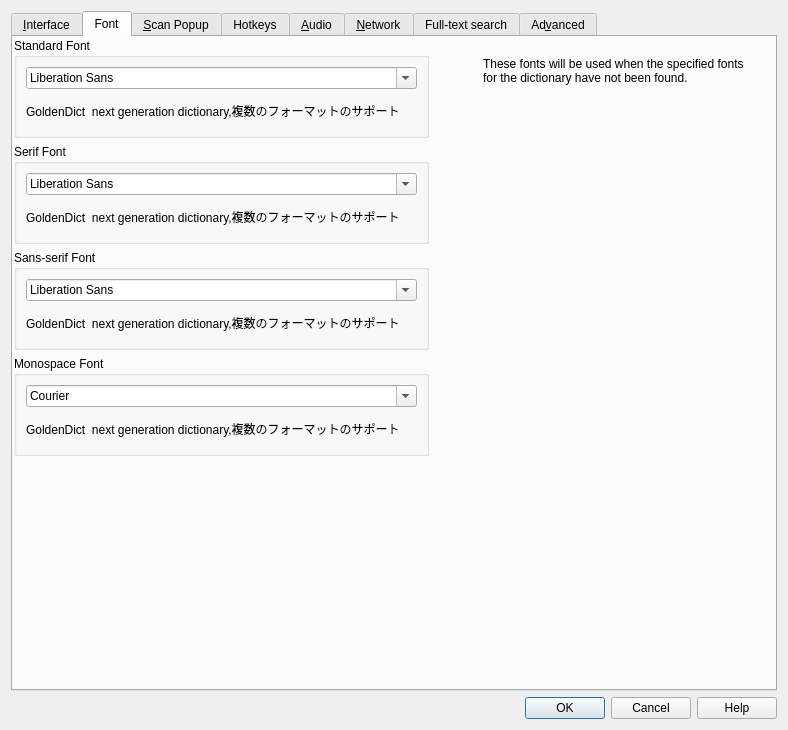
Before: the Qt Designer form src/ui/preferences.ui in xiaoyifang/goldendict-ng, drawn with Qt 5.
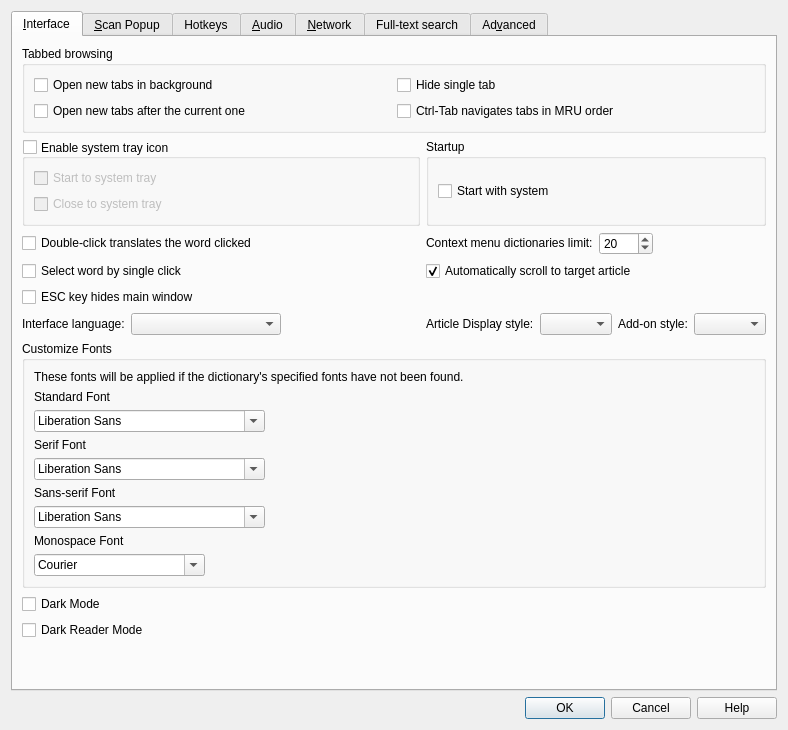
After: the same form once the commit is applied. The open tabs and pages were chosen to show the change. Icons and pictures are not drawn. Custom widgets are drawn as their Qt base class.

Commit message: feat: custom font layout adjustment

```diff
--- a/src/ui/preferences.ui
+++ b/src/ui/preferences.ui
@@ -259,7 +259,7 @@
          </layout>
         </widget>
        </item>
-       <item row="19" column="0" colspan="2">
+       <item row="18" column="0" colspan="2">
         <spacer name="verticalSpacer">
          <property name="orientation">
           <enum>Qt::Vertical</enum>
@@ -274,6 +274,96 @@
        </item>
        <item row="9" column="0" colspan="2">
         <layout class="QVBoxLayout" name="verticalLayout_16">
+         <item>
+          <widget class="QGroupBox" name="groupBox_10">
+           <property name="title">
+            <string>Customize Fonts</string>
+           </property>
+           <layout class="QVBoxLayout" name="verticalLayout_17">
+            <item>
+             <widget class="QLabel" name="label_7">
+              <property name="text">
+               <string>These fonts will be applied if the dictionary's specified fonts have not been found.</string>
+              </property>
+              <property name="wordWrap">
+               <bool>true</bool>
+              </property>
+             </widget>
+            </item>
+            <item>
+             <widget class="QLabel" name="label_16">
+              <property name="text">
+               <string>Standard Font</string>
+              </property>
+             </widget>
+            </item>
+            <item>
+             <widget class="QFontComboBox" name="font_standard">
+              <property name="sizePolicy">
+               <sizepolicy hsizetype="Fixed" vsizetype="Fixed">
+                <horstretch>0</horstretch>
+                <verstretch>0</verstretch>
+               </sizepolicy>
+              </property>
+             </widget>
+            </item>
+            <item>
+             <widget class="QLabel" name="label_21">
+              <property name="text">
+               <string>Serif Font</string>
+              </property>
+             </widget>
+            </item>
+            <item>
+             <widget class="QFontComboBox" name="font_serif">
+              <property name="sizePolicy">
+               <sizepolicy hsizetype="Fixed" vsizetype="Fixed">
+                <horstretch>0</horstretch>
+                <verstretch>0</verstretch>
+               </sizepolicy>
+              </property>
+             </widget>
+            </item>
+            <item>
+             <widget class="QLabel" name="label_26">
+              <property name="text">
+               <string>Sans-serif Font</string>
+              </property>
+             </widget>
+            </item>
+            <item>
+             <widget class="QFontComboBox" name="font_sans">
+              <property name="sizePolicy">
+               <sizepolicy hsizetype="Fixed" vsizetype="Fixed">
+                <horstretch>0</horstretch>
+                <verstretch>0</verstretch>
+               </sizepolicy>
+              </property>
+             </widget>
+            </item>
+            <item>
+             <widget class="QLabel" name="label_27">
+              <property name="text">
+               <string>Monospace Font</string>
+              </property>
+             </widget>
+            </item>
+            <item>
+             <widget class="QFontComboBox" name="font_monospace">
+              <property name="sizePolicy">
+               <sizepolicy hsizetype="Fixed" vsizetype="Fixed">
+                <horstretch>0</horstretch>
+                <verstretch>0</verstretch>
+               </sizepolicy>
+              </property>
+              <property name="fontFilters">
+               <set>QFontComboBox::MonospacedFonts</set>
+              </property>
+             </widget>
+            </item>
+           </layout>
+          </widget>
+         </item>
          <item>
           <widget class="QCheckBox" name="darkMode">
            <property name="toolTip">
@@ -371,225 +461,6 @@
        </item>
       </layout>
      </widget>
-     <widget class="QWidget" name="tab_font">
-      <property name="maximumSize">
-       <size>
-        <width>763</width>
-        <height>16777215</height>
-       </size>
-      </property>
-      <attribute name="icon">
-       <iconset resource="../../resources.qrc">
-        <normaloff>:/icons/font.svg</normaloff>:/icons/font.svg</iconset>
-      </attribute>
-      <attribute name="title">
-       <string>Font</string>
-      </attribute>
-      <widget class="QGroupBox" name="groupBox_5">
-       <property name="geometry">
-        <rect>
-         <x>1</x>
-         <y>1</y>
-         <width>415</width>
-         <height>100</height>
-        </rect>
-       </property>
-       <property name="sizePolicy">
-        <sizepolicy hsizetype="Preferred" vsizetype="Fixed">
-         <horstretch>0</horstretch>
-         <verstretch>0</verstretch>
-        </sizepolicy>
-       </property>
-       <property name="minimumSize">
-        <size>
-         <width>0</width>
-         <height>100</height>
-        </size>
-       </property>
-       <property name="title">
-        <string>Standard Font</string>
-       </property>
-       <layout class="QVBoxLayout" name="verticalLayout_24">
-        <item>
-         <widget class="QFontComboBox" name="font_standard">
-          <property name="sizePolicy">
-           <sizepolicy hsizetype="Preferred" vsizetype="Fixed">
-            <horstretch>0</horstretch>
-            <verstretch>0</verstretch>
-           </sizepolicy>
-          </property>
-         </widget>
-        </item>
-        <item>
-         <widget class="QLabel" name="text_standard">
-          <property name="text">
-           <string notr="true">GoldenDict  next generation dictionary,複数のフォーマットのサポート</string>
-          </property>
-         </widget>
-        </item>
-       </layout>
-      </widget>
-      <widget class="QGroupBox" name="groupBox_9">
-       <property name="geometry">
-        <rect>
-         <x>1</x>
-         <y>319</y>
-         <width>415</width>
-         <height>100</height>
-        </rect>
-       </property>
-       <property name="sizePolicy">
-        <sizepolicy hsizetype="Preferred" vsizetype="Fixed">
-         <horstretch>0</horstretch>
-         <verstretch>0</verstretch>
-        </sizepolicy>
-       </property>
-       <property name="minimumSize">
-        <size>
-         <width>0</width>
-         <height>100</height>
-        </size>
-       </property>
-       <property name="title">
-        <string>Monospace Font</string>
-       </property>
-       <layout class="QVBoxLayout" name="verticalLayout_20">
-        <item>
-         <widget class="QFontComboBox" name="font_monospace">
-          <property name="sizePolicy">
-           <sizepolicy hsizetype="Preferred" vsizetype="Fixed">
-            <horstretch>0</horstretch>
-            <verstretch>0</verstretch>
-           </sizepolicy>
-          </property>
-          <property name="fontFilters">
-           <set>QFontComboBox::MonospacedFonts</set>
-          </property>
-         </widget>
-        </item>
-        <item>
-         <widget class="QLabel" name="text_monospace">
-          <property name="text">
-           <string notr="true">GoldenDict  next generation dictionary,複数のフォーマットのサポート</string>
-          </property>
-         </widget>
-        </item>
-       </layout>
-      </widget>
-      <widget class="QGroupBox" name="groupBox_7">
-       <property name="geometry">
-        <rect>
-         <x>1</x>
-         <y>107</y>
-         <width>415</width>
-         <height>100</height>
-        </rect>
-       </property>
-       <property name="sizePolicy">
-        <sizepolicy hsizetype="Preferred" vsizetype="Fixed">
-         <horstretch>0</horstretch>
-         <verstretch>0</verstretch>
-        </sizepolicy>
-       </property>
-       <property name="minimumSize">
-        <size>
-         <width>0</width>
-         <height>100</height>
-        </size>
-       </property>
-       <property name="title">
-        <string>Serif Font</string>
-       </property>
-       <layout class="QVBoxLayout" name="verticalLayout_23">
-        <item>
-         <widget class="QFontComboBox" name="font_serif">
-          <property name="sizePolicy">
-           <sizepolicy hsizetype="Preferred" vsizetype="Fixed">
-            <horstretch>0</horstretch>
-            <verstretch>0</verstretch>
-           </sizepolicy>
-          </property>
-         </widget>
-        </item>
-        <item>
-         <widget class="QLabel" name="text_serif">
-          <property name="text">
-           <string notr="true">GoldenDict  next generation dictionary,複数のフォーマットのサポート</string>
-          </property>
-         </widget>
-        </item>
-       </layout>
-      </widget>
-      <widget class="QGroupBox" name="groupBox_8">
-       <property name="geometry">
-        <rect>
-         <x>1</x>
-         <y>213</y>
-         <width>415</width>
-         <height>100</height>
-        </rect>
-       </property>
-       <property name="sizePolicy">
-        <sizepolicy hsizetype="Preferred" vsizetype="Fixed">
-         <horstretch>0</horstretch>
-         <verstretch>0</verstretch>
-        </sizepolicy>
-       </property>
-       <property name="minimumSize">
-        <size>
-         <width>0</width>
-         <height>100</height>
-        </size>
-       </property>
-       <property name="title">
-        <string>Sans-serif Font</string>
-       </property>
-       <layout class="QVBoxLayout" name="verticalLayout_22">
-        <item>
-         <widget class="QFontComboBox" name="font_sans">
-          <property name="sizePolicy">
-           <sizepolicy hsizetype="Preferred" vsizetype="Fixed">
-            <horstretch>0</horstretch>
-            <verstretch>0</verstretch>
-           </sizepolicy>
-          </property>
-         </widget>
-        </item>
-        <item>
-         <widget class="QLabel" name="text_sans">
-          <property name="text">
-           <string notr="true">GoldenDict  next generation dictionary,複数のフォーマットのサポート</string>
-          </property>
-         </widget>
-        </item>
-       </layout>
-      </widget>
-      <widget class="QLabel" name="label_7">
-       <property name="geometry">
-        <rect>
-         <x>470</x>
-         <y>20</y>
-         <width>261</width>
-         <height>201</height>
-        </rect>
-       </property>
-       <property name="text">
-        <string>These fonts will be used when the specified fonts for the dictionary have not been found.</string>
-       </property>
-       <property name="textFormat">
-        <enum>Qt::MarkdownText</enum>
-       </property>
-       <property name="scaledContents">
-        <bool>false</bool>
-       </property>
-       <property name="alignment">
-        <set>Qt::AlignLeading|Qt::AlignLeft|Qt::AlignTop</set>
-       </property>
-       <property name="wordWrap">
-        <bool>true</bool>
-       </property>
-      </widget>
-     </widget>
      <widget class="QWidget" name="tab_popup">
       <attribute name="icon">
        <iconset resource="../../resources.qrc">
```
Left out of the diff: 48 changed lines with no effect on the pictures. The commit also changes 2 other files.
